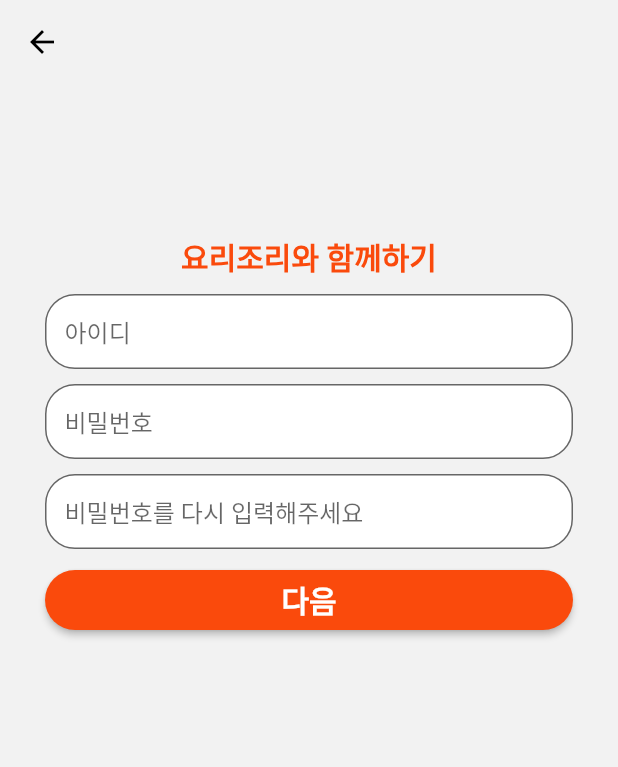
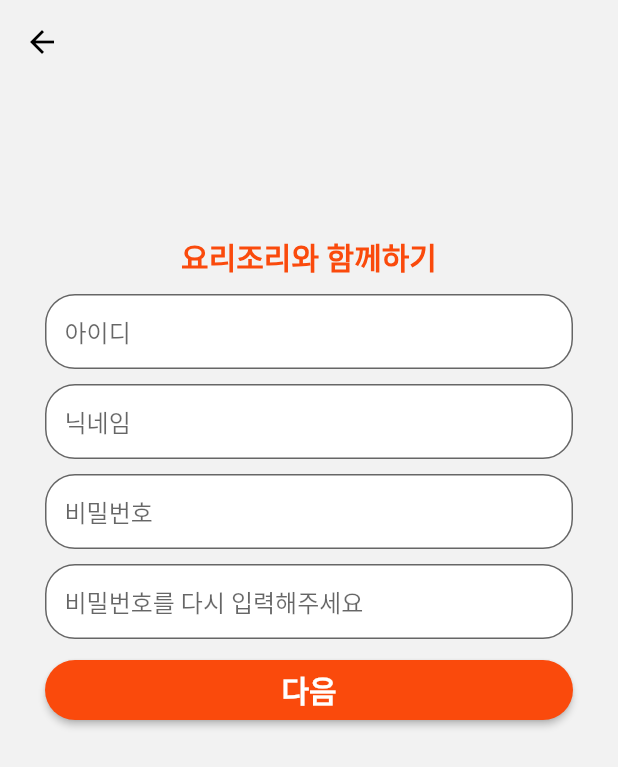
Before and after one commit to sg-yorizori/yorizori_app, a Flutter app: the MyRegister screen opened by its route, on a phone screen of 412 x 824 dp. Shown: the top 767 px of the screen. Run offline on Flutter 3.47's test engine with Material 2 defaults, Android fonts, the phone set to English and light mode, and no system bars; our stand-ins replace image_picker, shared_preferences; accounts and stored records are empty; Roboto replaces fonts that are missing (Pretendard).

Commit message:
register

```diff
--- a/lib/Login/models/reg.dart
+++ b/lib/Login/models/reg.dart
@@ -2,7 +2,7 @@ var reg_id;
 var reg_pass;
 
 var prof_user_id;
-var prof_nick_name;
+var reg_nick_name;
 var prof_profile_img;
 var prof_vegan;
 
--- a/lib/Login/register_page1.dart
+++ b/lib/Login/register_page1.dart
@@ -12,6 +12,7 @@ class _MyRegisterState extends State<MyRegister> {
   final _passwordController = TextEditingController();
   final _passwordCheckController = TextEditingController();
   final _idController = TextEditingController();
+  final _nicknameController = TextEditingController();
 
   @override
   Widget build(BuildContext context) {
@@ -76,6 +77,22 @@ class _MyRegisterState extends State<MyRegister> {
                             height: 10,
                           ),
                           TextField(
+                            style: TextStyle(color: Colors.black),
+                            decoration: InputDecoration(
+                                isDense: true,
+                                contentPadding: const EdgeInsets.all(13),
+                                fillColor: Colors.white,
+                                filled: true,
+                                hintText: "닉네임",
+                                border: OutlineInputBorder(
+                                  borderRadius: BorderRadius.circular(20),
+                                )),
+                            controller: _nicknameController,
+                          ),
+                          SizedBox(
+                            height: 10,
+                          ),
+                          TextField(
                             style: TextStyle(),
                             obscureText: true,
                             decoration: InputDecoration(
@@ -119,6 +136,7 @@ class _MyRegisterState extends State<MyRegister> {
                             ),
                             onPressed: () {
                               reg_id = _idController.text;
+                              reg_nick_name = _nicknameController.text;
 
                               if (_passwordController.text ==
                                   _passwordCheckController.text) {
--- a/lib/Login/register_page2.dart
+++ b/lib/Login/register_page2.dart
@@ -63,13 +63,13 @@ class _MyRegisterState_2 extends State<MyRegister_2> {
         'Content-Type': 'application/json; charset=UTF-8',
       },
       body: jsonEncode({
-        "nick_name": "테스트용",
+        "nick_name": reg_nick_name,
         "user_id": prof_user_id,
         "disliked": dislike_list,
         "vegan": vegan
       }),
     );
-    if (response.statusCode == 200) {
+    if (response.statusCode == 201) {
       final data = json.decode(response.body);
       if (data != null && mounted) {
         print("profile success");
```
Also changed, not shown: lib/Camera/result_page.dart (+11 -11 lines).
